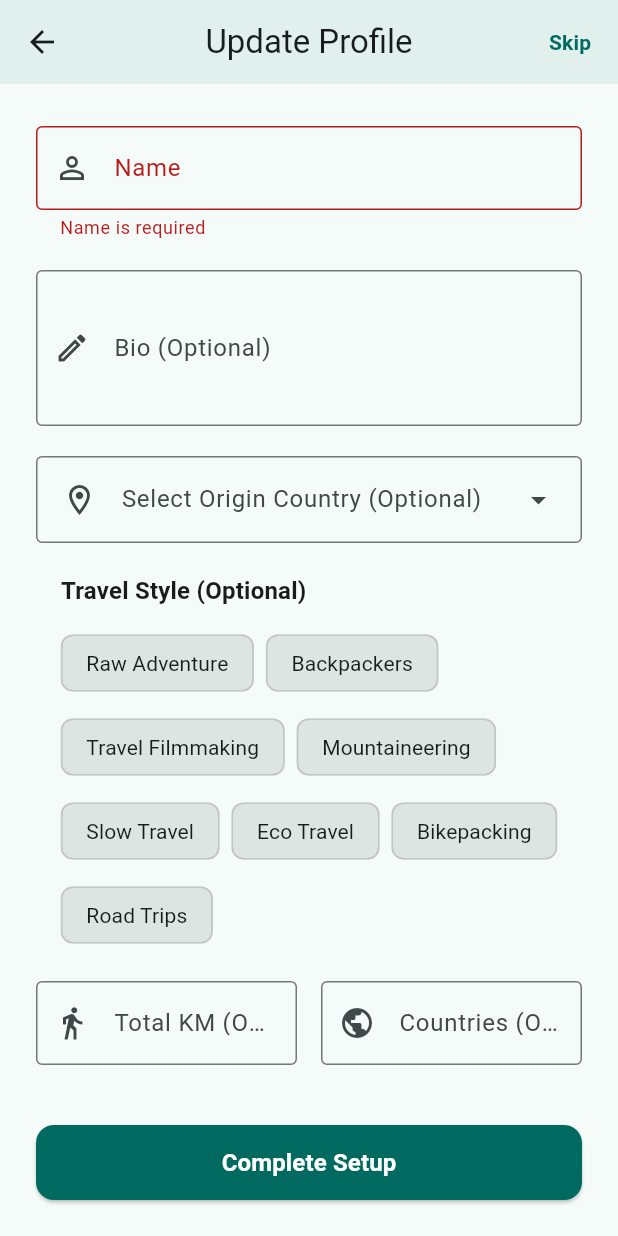
After one commit to vidyadhar03/footsteps-native, a Flutter app: the UpdateProfileScreen screen opened by its route, scrolled down 180 dp, after a tap on "Complete Setup", on a phone screen of 412 x 824 dp. The commit adds this screen. Run offline on Flutter 3.47's test engine with Material 3 defaults, Android fonts, the phone set to English and light mode, and no system bars; our stand-ins replace country_picker, dio, flutter_dotenv, flutter_secure_storage, google_sign_in, image_picker and 3 more; accounts and stored records are empty.

Commit message:
stitched user profile API and added update profile screen

```diff
--- a/lib/models/user_profile.dart
+++ b/lib/models/user_profile.dart
@@ -2,11 +2,14 @@ class UserProfile {
   final String? id;
   final String? authUserId;
   final String name;
+  final String email; // NEW required field
   final String? origin;
   final List<String> styleTags;
   final double totalKm;
   final int totalCountries;
-  final int earthRotations;
+  final String? bio; // NEW optional field
+  final String? avatarUrl; // NEW optional field
+  final String? timezone; // NEW optional field
   final DateTime? createdAt;
   final DateTime? updatedAt;
 
@@ -14,11 +17,14 @@ class UserProfile {
     this.id,
     this.authUserId,
     required this.name,
+    required this.email, // NEW required field
     this.origin,
     this.styleTags = const [],
     this.totalKm = 0.0,
     this.totalCountries = 0,
-    this.earthRotations = 0,
+    this.bio, // NEW optional field
+    this.avatarUrl, // NEW optional field
+    this.timezone, // NEW optional field
     this.createdAt,
     this.updatedAt,
   });
@@ -28,11 +34,14 @@ class UserProfile {
       id: json['id'] as String?,
       authUserId: json['authUserId'] as String?,
       name: json['name'] as String,
+      email: json['email'] as String, // NEW required field
       origin: json['origin'] as String?,
       styleTags: List<String>.from(json['styleTags'] as List<dynamic>? ?? []),
       totalKm: (json['totalKm'] as num? ?? 0.0).toDouble(),
       totalCountries: json['totalCountries'] as int? ?? 0,
-      earthRotations: json['earthRotations'] as int? ?? 0,
+      bio: json['bio'] as String?, // NEW optional field
+      avatarUrl: json['avatarUrl'] as String?, // NEW optional field
+      timezone: json['timezone'] as String?, // NEW optional field
       createdAt: json['createdAt'] != null
           ? DateTime.parse(json['createdAt'] as String)
           : null,
@@ -45,11 +54,14 @@ class UserProfile {
   Map<String, dynamic> toJson() {
     return {
       'name': name,
+      'email': email, // NEW required field
       'origin': origin,
       'styleTags': styleTags,
       'totalKm': totalKm,
       'totalCountries': totalCountries,
-      'earthRotations': earthRotations,
+      'bio': bio, // NEW optional field
+      'avatarUrl': avatarUrl, // NEW optional field
+      'timezone': timezone, // NEW optional field
     };
   }
 
@@ -57,11 +69,14 @@ class UserProfile {
     String? id,
     String? authUserId,
     String? name,
+    String? email, // NEW required field
     String? origin,
     List<String>? styleTags,
     double? totalKm,
     int? totalCountries,
-    int? earthRotations,
+    String? bio, // NEW optional field
+    String? avatarUrl, // NEW optional field
+    String? timezone, // NEW optional field
     DateTime? createdAt,
     DateTime? updatedAt,
   }) {
@@ -69,11 +84,14 @@ class UserProfile {
       id: id ?? this.id,
       authUserId: authUserId ?? this.authUserId,
       name: name ?? this.name,
+      email: email ?? this.email, // NEW required field
       origin: origin ?? this.origin,
       styleTags: styleTags ?? this.styleTags,
       totalKm: totalKm ?? this.totalKm,
       totalCountries: totalCountries ?? this.totalCountries,
-      earthRotations: earthRotations ?? this.earthRotations,
+      bio: bio ?? this.bio, // NEW optional field
+      avatarUrl: avatarUrl ?? this.avatarUrl, // NEW optional field
+      timezone: timezone ?? this.timezone, // NEW optional field
       createdAt: createdAt ?? this.createdAt,
       updatedAt: updatedAt ?? this.updatedAt,
     );
--- /dev/null
+++ b/lib/screens/update_profile_screen.dart
@@ -0,0 +1,533 @@
+import 'dart:io';
+import 'package:flutter/material.dart';
+import 'package:provider/provider.dart';
+import 'package:image_picker/image_picker.dart';
+import 'package:country_picker/country_picker.dart';
+import '../models/user_profile.dart';
+import '../services/auth_service.dart';
+
+class UpdateProfileScreen extends StatefulWidget {
+  final bool isFromOnboarding;
+  final UserProfile? existingProfile;
+
+  const UpdateProfileScreen({
+    super.key,
+    this.isFromOnboarding = false,
+    this.existingProfile,
+  });
+
+  @override
+  State<UpdateProfileScreen> createState() => _UpdateProfileScreenState();
+}
+
+class _UpdateProfileScreenState extends State<UpdateProfileScreen> {
+  final _formKey = GlobalKey<FormState>();
+  final _nameController = TextEditingController();
+  final _bioController = TextEditingController();
+  final _totalKmController = TextEditingController();
+  final _totalCountriesController = TextEditingController();
+
+  File? _selectedImage;
+  String? _selectedCountry;
+  List<String> _selectedTravelStyles = [];
+  bool _isLoading = false;
+
+  // Predefined travel style options
+  final List<String> _travelStyleOptions = [
+    'Raw Adventure',
+    'Backpackers',
+    'Travel Filmmaking',
+    'Mountaineering',
+    'Slow Travel',
+    'Eco Travel',
+    'Bikepacking',
+    'Road Trips',
+  ];
+
+  @override
+  void initState() {
+    super.initState();
+    _initializeWithExistingProfile();
+  }
+
+  void _initializeWithExistingProfile() {
+    if (widget.existingProfile != null) {
+      final profile = widget.existingProfile!;
+      _nameController.text = profile.name;
+      _bioController.text = profile.bio ?? '';
+      _selectedCountry = profile.origin;
+      _selectedTravelStyles = List.from(profile.styleTags);
+      _totalKmController.text = profile.totalKm.toString();
+      _totalCountriesController.text = profile.totalCountries.toString();
+    } else {
+      // Initialize with auth service data for new users
+      final authService = Provider.of<AuthService>(context, listen: false);
+      _nameController.text = authService.userDisplayName;
+    }
+  }
+
+  @override
+  void dispose() {
+    _nameController.dispose();
+    _bioController.dispose();
+    _totalKmController.dispose();
+    _totalCountriesController.dispose();
+    super.dispose();
+  }
+
+  Future<void> _pickImage() async {
+    try {
+      final ImagePicker picker = ImagePicker();
+      final XFile? image = await picker.pickImage(
+        source: ImageSource.gallery,
+        maxWidth: 800,
+        maxHeight: 800,
+        imageQuality: 85,
+      );
+
+      if (image != null) {
+        setState(() {
+          _selectedImage = File(image.path);
+        });
+      }
+    } catch (e) {
+      if (mounted) {
+        ScaffoldMessenger.of(context).showSnackBar(
+          SnackBar(
+            content: Text('Failed to pick image: $e'),
+            backgroundColor: Colors.red,
+          ),
+        );
+      }
+    }
+  }
+
+  void _selectCountry() {
+    showCountryPicker(
+      context: context,
+      showPhoneCode: false,
+      onSelect: (Country country) {
+        setState(() {
+          _selectedCountry = country.name;
+        });
+      },
+      countryListTheme: CountryListThemeData(
+        flagSize: 25,
+        backgroundColor: Theme.of(context).colorScheme.surface,
+        textStyle: Theme.of(context).textTheme.bodyMedium,
+        bottomSheetHeight: MediaQuery.of(context).size.height * 0.7,
+        borderRadius: const BorderRadius.only(
+          topLeft: Radius.circular(20),
+          topRight: Radius.circular(20),
+        ),
+      ),
+    );
+  }
+
+  void _toggleTravelStyle(String style) {
+    setState(() {
+      if (_selectedTravelStyles.contains(style)) {
+        _selectedTravelStyles.remove(style);
+      } else {
+        _selectedTravelStyles.add(style);
+      }
+    });
+  }
+
+  Future<void> _handleSubmit() async {
+    if (!_formKey.currentState!.validate()) return;
+
+    setState(() {
+      _isLoading = true;
+    });
+
+    try {
+      final authService = Provider.of<AuthService>(context, listen: false);
+
+      // Create profile with form data
+      final profile = UserProfile(
+        name: _nameController.text.trim().isNotEmpty
+            ? _nameController.text.trim()
+            : authService.userDisplayName,
+        email: authService.userEmail,
+        bio: _bioController.text.trim().isNotEmpty ? _bioController.text.trim() : null,
+        origin: _selectedCountry,
+        styleTags: _selectedTravelStyles,
+        totalKm: double.tryParse(_totalKmController.text) ?? 0.0,
+        totalCountries: int.tryParse(_totalCountriesController.text) ?? 0,
+        avatarUrl: null, // TODO: Implement avatar upload to storage
+        timezone: 'Asia/Kolkata',
+      );
+
+      final success = await authService.createOrUpdateProfile(profile);
+
+      if (success && mounted) {
+        if (widget.isFromOnboarding) {
+          // Navigate to main app
+          Navigator.of(context).pushReplacementNamed('/home');
+        } else {
+          // Go back to profile screen
+          Navigator.of(context).pop(true);
+        }
+      }
+    } catch (e) {
+      if (mounted) {
+        ScaffoldMessenger.of(context).showSnackBar(
+          SnackBar(
+            content: Text('Failed to update profile: $e'),
+            backgroundColor: Colors.red,
+          ),
+        );
+      }
+    } finally {
+      if (mounted) {
+        setState(() {
+          _isLoading = false;
+        });
+      }
+    }
+  }
+
+  Future<void> _handleSkipOrCancel() async {
+    if (widget.isFromOnboarding) {
+      // For onboarding, create empty profile
+      setState(() {
+        _isLoading = true;
+      });
+
+      try {
+        final authService = Provider.of<AuthService>(context, listen: false);
+
+        // Create minimal profile
+        final profile = UserProfile(
+          name: authService.userDisplayName,
+          email: authService.userEmail,
+          timezone: 'Asia/Kolkata',
+        );
+
+        final success = await authService.createOrUpdateProfile(profile);
+
+        if (success && mounted) {
+          Navigator.of(context).pushReplacementNamed('/home');
+        }
+      } catch (e) {
+        if (mounted) {
+          ScaffoldMessenger.of(context).showSnackBar(
+            SnackBar(
+              content: Text('Failed to create profile: $e'),
+              backgroundColor: Colors.red,
+            ),
+          );
+        }
+      } finally {
+        if (mounted) {
+          setState(() {
+            _isLoading = false;
+          });
+        }
+      }
+    } else {
+      // For edit mode, just go back
+      Navigator.of(context).pop();
+    }
+  }
+
+  @override
+  Widget build(BuildContext context) {
+    final authService = Provider.of<AuthService>(context);
+
+    return Scaffold(
+      appBar: AppBar(
+        title: const Text('Update Profile'),
+        leading: IconButton(
+          icon: const Icon(Icons.arrow_back),
+          onPressed: _isLoading ? null : _handleSkipOrCancel,
+        ),
+        actions: [
+          TextButton(
+            onPressed: _isLoading ? null : _handleSkipOrCancel,
+            child: Text(
+              widget.isFromOnboarding ? 'Skip' : 'Cancel',
+              style: TextStyle(
+                color: Theme.of(context).colorScheme.primary,
+                fontWeight: FontWeight.w600,
+              ),
+            ),
+          ),
+        ],
+        backgroundColor: Theme.of(context).colorScheme.surface,
+        elevation: 0,
+      ),
+      body: _isLoading
+        ? const Center(child: CircularProgressIndicator())
+        : SingleChildScrollView(
+            padding: const EdgeInsets.all(24.0),
+            child: Form(
+              key: _formKey,
+              child: Column(
+                crossAxisAlignment: CrossAxisAlignment.center,
+                children: [
+                  // Avatar Section
+                  _buildAvatarSection(authService),
+                  const SizedBox(height: 32),
+
+                  // Name Field
+                  _buildNameField(),
+                  const SizedBox(height: 20),
+
+                  // Bio Field
+                  _buildBioField(),
+                  const SizedBox(height: 20),
+
+                  // Origin Country
+                  _buildCountryField(),
+                  const SizedBox(height: 20),
+
+                  // Travel Style Tags
+                  _buildTravelStyleSection(),
+                  const SizedBox(height: 20),
+
+                  // Travel Stats
+                  _buildTravelStats(),
+                  const SizedBox(height: 40),
+
+                  // Submit Button
+                  _buildSubmitButton(),
+                  const SizedBox(height: 20),
+                ],
+              ),
+            ),
+          ),
+    );
+  }
+
+  Widget _buildAvatarSection(AuthService authService) {
+    return Column(
+      children: [
+        GestureDetector(
+          onTap: _pickImage,
+          child: Container(
+            width: 120,
+            height: 120,
+            decoration: BoxDecoration(
+              shape: BoxShape.circle,
+              color: Theme.of(context).colorScheme.primaryContainer,
+              border: Border.all(
+                color: Theme.of(context).colorScheme.primary,
+                width: 3,
+              ),
+            ),
+            child: _selectedImage != null
+                ? ClipOval(
+                    child: Image.file(
+                      _selectedImage!,
+                      fit: BoxFit.cover,
+                      width: 120,
+                      height: 120,
+                    ),
+                  )
+                : authService.userAvatarUrl.isNotEmpty
+                    ? ClipOval(
+                        child: Image.network(
+                          authService.userAvatarUrl,
+                          fit: BoxFit.cover,
+                          width: 120,
+                          height: 120,
+                          errorBuilder: (context, error, stackTrace) => _buildAvatarPlaceholder(),
+                        ),
+                      )
+                    : _buildAvatarPlaceholder(),
+          ),
+        ),
+        const SizedBox(height: 12),
+        Text(
+          'Tap to change photo',
+          style: Theme.of(context).textTheme.bodyMedium?.copyWith(
+            color: Theme.of(context).colorScheme.primary,
+            fontWeight: FontWeight.w500,
+          ),
+        ),
+      ],
+    );
+  }
+
+  Widget _buildAvatarPlaceholder() {
+    return Icon(
+      Icons.person,
+      size: 60,
+      color: Theme.of(context).colorScheme.onPrimaryContainer,
+    );
+  }
+
+  Widget _buildNameField() {
+    return TextFormField(
+      controller: _nameController,
+      decoration: const InputDecoration(
+        labelText: 'Name',
+        border: OutlineInputBorder(),
+        prefixIcon: Icon(Icons.person_outline),
+      ),
+      validator: (value) {
+        if (value == null || value.trim().isEmpty) {
+          return 'Name is required';
+        }
+        return null;
+      },
+    );
+  }
+
+  Widget _buildBioField() {
+    return TextFormField(
+      controller: _bioController,
+      maxLines: 3,
+      decoration: const InputDecoration(
+        labelText: 'Bio (Optional)',
+        hintText: 'Tell us about yourself...',
+        border: OutlineInputBorder(),
+        prefixIcon: Icon(Icons.edit_outlined),
+      ),
+    );
+  }
+
+  Widget _buildCountryField() {
+    return GestureDetector(
+      onTap: _selectCountry,
+      child: Container(
+        width: double.infinity,
+        padding: const EdgeInsets.symmetric(horizontal: 16, vertical: 16),
+        decoration: BoxDecoration(
+          border: Border.all(color: Theme.of(context).colorScheme.outline),
+          borderRadius: BorderRadius.circular(4),
+        ),
+        child: Row(
+          children: [
+            Icon(
+              Icons.location_on_outlined,
+              color: Theme.of(context).colorScheme.onSurfaceVariant,
+            ),
+            const SizedBox(width: 16),
+            Expanded(
+              child: Text(
+                _selectedCountry ?? 'Select Origin Country (Optional)',
+                style: Theme.of(context).textTheme.bodyLarge?.copyWith(
+                  color: _selectedCountry != null
+                      ? Theme.of(context).colorScheme.onSurface
+                      : Theme.of(context).colorScheme.onSurfaceVariant,
+                ),
+              ),
+            ),
+            Icon(
+              Icons.arrow_drop_down,
+              color: Theme.of(context).colorScheme.onSurfaceVariant,
+            ),
+          ],
+        ),
+      ),
+    );
+  }
+
+  Widget _buildTravelStyleSection() {
+    return Column(
+      crossAxisAlignment: CrossAxisAlignment.start,
+      children: [
+        Text(
+          'Travel Style (Optional)',
+          style: Theme.of(context).textTheme.titleMedium?.copyWith(
+            fontWeight: FontWeight.w600,
+          ),
+        ),
+        const SizedBox(height: 12),
+        Wrap(
+          spacing: 8,
+          runSpacing: 8,
+          children: _travelStyleOptions.map((style) {
+            final isSelected = _selectedTravelStyles.contains(style);
+            return FilterChip(
+              label: Text(style),
+              selected: isSelected,
+              onSelected: (_) => _toggleTravelStyle(style),
+              selectedColor: Theme.of(context).colorScheme.primaryContainer,
+              backgroundColor: Theme.of(context).colorScheme.surfaceContainerHighest,
+              labelStyle: TextStyle(
+                color: isSelected
+                    ? Theme.of(context).colorScheme.onPrimaryContainer
+                    : Theme.of(context).colorScheme.onSurface,
+                fontWeight: isSelected ? FontWeight.w600 : FontWeight.w400,
+              ),
+            );
+          }).toList(),
+        ),
+      ],
+    );
+  }
+
+  Widget _buildTravelStats() {
+    return Row(
+      children: [
+        Expanded(
+          child: TextFormField(
+            controller: _totalKmController,
+            keyboardType: TextInputType.number,
+            decoration: const InputDecoration(
+              labelText: 'Total KM (Optional)',
+              border: OutlineInputBorder(),
+              prefixIcon: Icon(Icons.directions_walk_outlined),
+            ),
+            validator: (value) {
+              if (value != null && value.isNotEmpty) {
+                if (double.tryParse(value) == null) {
+                  return 'Enter valid number';
+                }
+              }
+              return null;
+            },
+          ),
+        ),
+        const SizedBox(width: 16),
+        Expanded(
+          child: TextFormField(
+            controller: _totalCountriesController,
+            keyboardType: TextInputType.number,
+            decoration: const InputDecoration(
+              labelText: 'Countries (Optional)',
+              border: OutlineInputBorder(),
+              prefixIcon: Icon(Icons.public_outlined),
+            ),
+            validator: (value) {
+              if (value != null && value.isNotEmpty) {
+                if (int.tryParse(value) == null) {
+                  return 'Enter valid number';
+                }
+              }
+              return null;
+            },
+          ),
+        ),
+      ],
+    );
+  }
+
+  Widget _buildSubmitButton() {
+    return SizedBox(
+      width: double.infinity,
+      height: 50,
+      child: ElevatedButton(
+        onPressed: _isLoading ? null : _handleSubmit,
+        style: ElevatedButton.styleFrom(
+          backgroundColor: Theme.of(context).colorScheme.primary,
+          foregroundColor: Theme.of(context).colorScheme.onPrimary,
+          shape: RoundedRectangleBorder(
+            borderRadius: BorderRadius.circular(12),
+          ),
+        ),
+        child: Text(
+          widget.isFromOnboarding ? 'Complete Setup' : 'Update Profile',
+          style: const TextStyle(
+            fontSize: 16,
+            fontWeight: FontWeight.w600,
+          ),
+        ),
+      ),
+    );
+  }
+}
--- a/lib/services/api_service.dart
+++ b/lib/services/api_service.dart
@@ -28,6 +28,29 @@ class ApiService {
         handler.next(error);
       },
     ));
+  }
+
+  // Check if user profile exists and get profile data
+  Future<Map<String, dynamic>> getUserProfile() async {
+    try {
+      final response = await _dio.get<Map<String, dynamic>>('/api/profile/user/profile');
+
+      if (response.statusCode == 200 && response.data != null) {
+        return response.data!;
+      } else {
+        throw ApiException('Failed to get user profile');
+      }
+    } on DioException catch (e) {
+      if (e.response?.statusCode == 404) {
+        // User profile not found - this is expected for new users
+        return {
+          'success': false,
+          'message': 'User profile not found',
+          'isNewUser': true,
+        };
+      }
+      throw ApiException('Failed to get user profile: ${e.message}');
+    }
   }
 
   // Create or update user profile - Single endpoint for upsert logic
--- a/pubspec.yaml
+++ b/pubspec.yaml
@@ -56,6 +56,10 @@ dependencies:
   http: ^1.1.0
   dio: ^5.3.2
 
+  # UI Components for profile setup
+  country_picker: ^2.0.23
+  image_picker: ^1.1.2
+
 dev_dependencies:
   flutter_test:
     sdk: flutter
```
Also changed, not shown: lib/home_page.dart (+27 -11 lines), lib/main.dart (+10 -3 lines), lib/repositories/profile_repository.dart (+10 -0 lines), lib/services/auth_service.dart (+58 -22 lines), pubspec.lock.
